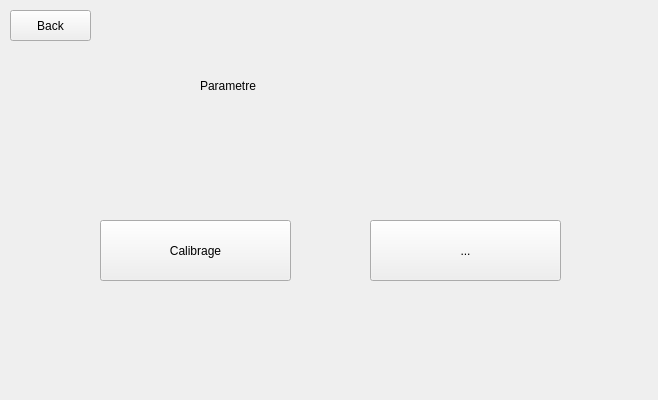
Qt form testIHMClimingProject/testIHMClimingProject/paramMenu.ui (simplyyCarlos/ClimbingProject) before a commit.
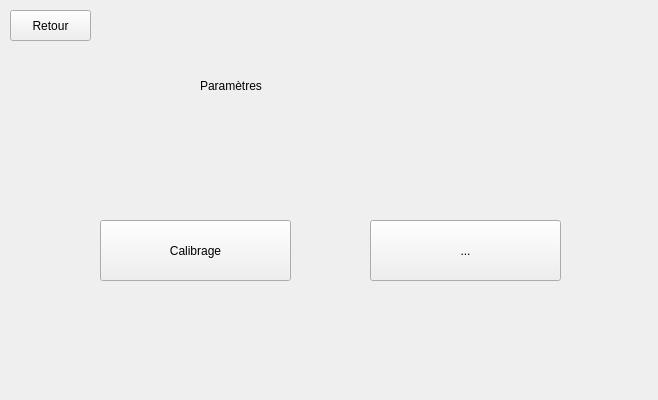
The same form after that commit.

```diff
--- a/testIHMClimingProject/testIHMClimingProject/paramMenu.ui
+++ b/testIHMClimingProject/testIHMClimingProject/paramMenu.ui
@@ -23,7 +23,7 @@
     </rect>
    </property>
    <property name="text">
-    <string>Parametre</string>
+    <string>Paramètres</string>
    </property>
   </widget>
   <widget class="QPushButton" name="pushButton_Calibrage">
@@ -49,7 +49,7 @@
     </rect>
    </property>
    <property name="text">
-    <string>Back</string>
+    <string>Retour</string>
    </property>
   </widget>
   <widget class="QPushButton" name="pushButton_Wait">
```
